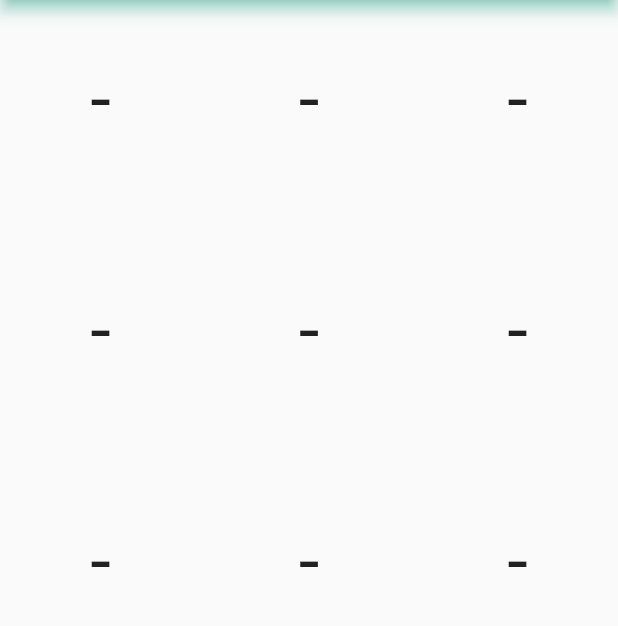
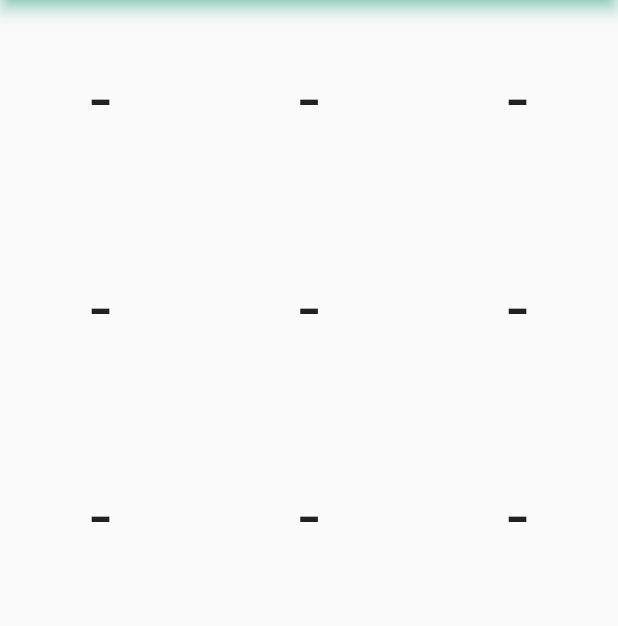
Before and after one commit to shubhamgitvns/Tic-Tac-Toe, a Flutter app: the screen it shows after launch, on a phone screen of 412 x 824 dp, the part 84-710 px from its top. Run offline on Flutter 3.47's test engine with Material 2 defaults, Android fonts, the phone set to English and light mode, and no system bars.

Commit message:
Using Inkwell button but value null

```diff
--- a/lib/main.dart
+++ b/lib/main.dart
@@ -31,11 +31,7 @@ class MyHomePage extends StatefulWidget {
 }
 
 class _MyHomePageState extends State<MyHomePage> {
-  var grid = [
-    '-', '-', '-',
-    '-', '-', '-',
-    '-', '-', '-'
-  ];
+  var grid = ['-', '-', '-', '-', '-', '-', '-', '-', '-'];
 
   @override
   Widget build(BuildContext context) {
@@ -46,14 +42,20 @@ class _MyHomePageState extends State<MyHomePage> {
           shadowColor: Colors.tealAccent,
         ),
         body: GridView.builder(
-            gridDelegate:
-                const SliverGridDelegateWithFixedCrossAxisCount(
-                  crossAxisCount: 3,
-                  crossAxisSpacing: 5,
-                  mainAxisSpacing: 20,
-                ),
-            itemCount: grid.length,
-            itemBuilder: (context, index) =>  Center(child: Text(grid[index],style: TextStyle(fontSize: 50),)),));
+          gridDelegate: const SliverGridDelegateWithFixedCrossAxisCount(
+            crossAxisCount: 3,
+            crossAxisSpacing: 5,
+            mainAxisSpacing: 5,
+          ),
+          itemCount: grid.length,
+          itemBuilder: (context, index) => InkWell(
+            onTap: (){},
+            child: Center(
+                child: Text(
+              grid[index],
+              style: TextStyle(fontSize: 50),
+            )),
+          ),
+        ));
   }
-
 }
```
